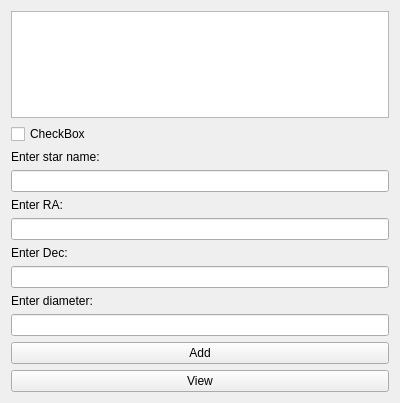
Qt form gui/gui.ui (miagiurgiu/RedoneStarCatalogueOOPExam) before a commit.
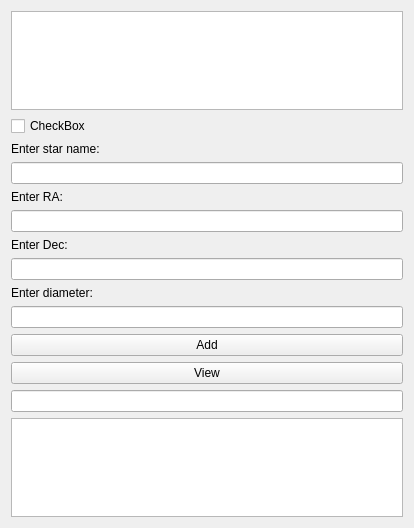
The same form after that commit.

Patch:
```diff
--- a/gui/gui.ui
+++ b/gui/gui.ui
@@ -6,8 +6,8 @@
    <rect>
     <x>0</x>
     <y>0</y>
-    <width>400</width>
-    <height>403</height>
+    <width>414</width>
+    <height>528</height>
    </rect>
   </property>
   <property name="windowTitle">
@@ -78,6 +78,12 @@
      </property>
     </widget>
    </item>
+   <item>
+    <widget class="QLineEdit" name="searchLineEdit"/>
+   </item>
+   <item>
+    <widget class="QListWidget" name="searchListWidget"/>
+   </item>
   </layout>
  </widget>
  <resources/>
```
